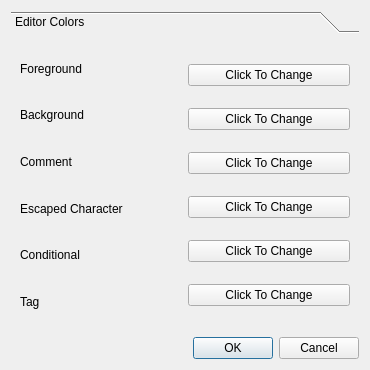
Rockbox-Chinese-Community/Rockbox-RCC, file utils/themeeditor/preferencesdialog.ui: the form before one commit.
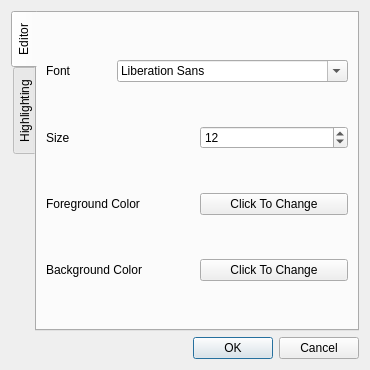
The form after the commit.

Commit message: Theme Editor: Added font selection

The edit to the form file:
```diff
--- a/utils/themeeditor/preferencesdialog.ui
+++ b/utils/themeeditor/preferencesdialog.ui
@@ -15,29 +15,56 @@
   </property>
   <layout class="QVBoxLayout" name="verticalLayout">
    <item>
-    <widget class="QToolBox" name="prefsGroups">
+    <widget class="QTabWidget" name="prefsGroups">
+     <property name="tabPosition">
+      <enum>QTabWidget::West</enum>
+     </property>
      <property name="currentIndex">
       <number>0</number>
      </property>
-     <widget class="QWidget" name="highlighting">
-      <property name="geometry">
-       <rect>
-        <x>0</x>
-        <y>0</y>
-        <width>352</width>
-        <height>288</height>
-       </rect>
-      </property>
-      <attribute name="label">
-       <string>Editor Colors</string>
+     <widget class="QWidget" name="tab_2">
+      <attribute name="title">
+       <string>Editor</string>
       </attribute>
-      <layout class="QHBoxLayout" name="horizontalLayout">
+      <layout class="QVBoxLayout" name="verticalLayout_4">
        <item>
-        <layout class="QVBoxLayout" name="verticalLayout_3">
+        <layout class="QHBoxLayout" name="horizontalLayout_7">
+         <item>
+          <widget class="QLabel" name="label_7">
+           <property name="text">
+            <string>Font</string>
+           </property>
+          </widget>
+         </item>
+         <item>
+          <widget class="QFontComboBox" name="fontSelect"/>
+         </item>
+        </layout>
+       </item>
+       <item>
+        <layout class="QHBoxLayout" name="horizontalLayout_8">
+         <item>
+          <widget class="QLabel" name="label_8">
+           <property name="text">
+            <string>Size</string>
+           </property>
+          </widget>
+         </item>
+         <item>
+          <widget class="QSpinBox" name="fontSize">
+           <property name="value">
+            <number>12</number>
+           </property>
+          </widget>
+         </item>
+        </layout>
+       </item>
+       <item>
+        <layout class="QHBoxLayout" name="horizontalLayout">
          <item>
           <widget class="QLabel" name="label_2">
            <property name="text">
-            <string>Foreground</string>
+            <string>Foreground Color</string>
            </property>
            <property name="alignment">
             <set>Qt::AlignLeading|Qt::AlignLeft|Qt::AlignVCenter</set>
@@ -48,9 +75,23 @@
           </widget>
          </item>
          <item>
+          <widget class="QPushButton" name="fgButton">
+           <property name="autoFillBackground">
+            <bool>false</bool>
+           </property>
+           <property name="text">
+            <string>Click To Change</string>
+           </property>
+          </widget>
+         </item>
+        </layout>
+       </item>
+       <item>
+        <layout class="QHBoxLayout" name="horizontalLayout_2">
+         <item>
           <widget class="QLabel" name="label_3">
            <property name="text">
-            <string>Background</string>
+            <string>Background Color</string>
            </property>
            <property name="alignment">
             <set>Qt::AlignLeading|Qt::AlignLeft|Qt::AlignVCenter</set>
@@ -61,6 +102,27 @@
           </widget>
          </item>
          <item>
+          <widget class="QPushButton" name="bgButton">
+           <property name="autoFillBackground">
+            <bool>false</bool>
+           </property>
+           <property name="text">
+            <string>Click To Change</string>
+           </property>
+          </widget>
+         </item>
+        </layout>
+       </item>
+      </layout>
+     </widget>
+     <widget class="QWidget" name="prefsGroupsPage1" native="true">
+      <attribute name="title">
+       <string>Highlighting</string>
+      </attribute>
+      <layout class="QVBoxLayout" name="verticalLayout_3">
+       <item>
+        <layout class="QHBoxLayout" name="horizontalLayout_3">
+         <item>
           <widget class="QLabel" name="label_4">
            <property name="text">
             <string>Comment</string>
@@ -74,6 +136,23 @@
           </widget>
          </item>
          <item>
+          <widget class="QPushButton" name="commentButton">
+           <property name="autoFillBackground">
+            <bool>false</bool>
+           </property>
+           <property name="text">
+            <string>Click To Change</string>
+           </property>
+           <property name="flat">
+            <bool>false</bool>
+           </property>
+          </widget>
+         </item>
+        </layout>
+       </item>
+       <item>
+        <layout class="QHBoxLayout" name="horizontalLayout_4">
+         <item>
           <widget class="QLabel" name="label_5">
            <property name="text">
             <string>Escaped Character</string>
@@ -87,6 +166,20 @@
           </widget>
          </item>
          <item>
+          <widget class="QPushButton" name="escapedButton">
+           <property name="autoFillBackground">
+            <bool>false</bool>
+           </property>
+           <property name="text">
+            <string>Click To Change</string>
+           </property>
+          </widget>
+         </item>
+        </layout>
+       </item>
+       <item>
+        <layout class="QHBoxLayout" name="horizontalLayout_5">
+         <item>
           <widget class="QLabel" name="label_6">
            <property name="text">
             <string>Conditional</string>
@@ -100,6 +193,20 @@
           </widget>
          </item>
          <item>
+          <widget class="QPushButton" name="conditionalButton">
+           <property name="autoFillBackground">
+            <bool>false</bool>
+           </property>
+           <property name="text">
+            <string>Click To Change</string>
+           </property>
+          </widget>
+         </item>
+        </layout>
+       </item>
+       <item>
+        <layout class="QHBoxLayout" name="horizontalLayout_6">
+         <item>
           <widget class="QLabel" name="label">
            <property name="text">
             <string>Tag</string>
@@ -112,63 +219,6 @@
            </property>
           </widget>
          </item>
-        </layout>
-       </item>
-       <item>
-        <layout class="QVBoxLayout" name="verticalLayout_2">
-         <item>
-          <widget class="QPushButton" name="fgButton">
-           <property name="autoFillBackground">
-            <bool>false</bool>
-           </property>
-           <property name="text">
-            <string>Click To Change</string>
-           </property>
-          </widget>
-         </item>
-         <item>
-          <widget class="QPushButton" name="bgButton">
-           <property name="autoFillBackground">
-            <bool>false</bool>
-           </property>
-           <property name="text">
-            <string>Click To Change</string>
-           </property>
-          </widget>
-         </item>
-         <item>
-          <widget class="QPushButton" name="commentButton">
-           <property name="autoFillBackground">
-            <bool>false</bool>
-           </property>
-           <property name="text">
-            <string>Click To Change</string>
-           </property>
-           <property name="flat">
-            <bool>false</bool>
-           </property>
-          </widget>
-         </item>
-         <item>
-          <widget class="QPushButton" name="escapedButton">
-           <property name="autoFillBackground">
-            <bool>false</bool>
-           </property>
-           <property name="text">
-            <string>Click To Change</string>
-           </property>
-          </widget>
-         </item>
-         <item>
-          <widget class="QPushButton" name="conditionalButton">
-           <property name="autoFillBackground">
-            <bool>false</bool>
-           </property>
-           <property name="text">
-            <string>Click To Change</string>
-           </property>
-          </widget>
-         </item>
          <item>
           <widget class="QPushButton" name="tagButton">
            <property name="autoFillBackground">
```
Left out of the diff: 8 changed lines with no effect on the pictures. The commit also changes 4 other files.
